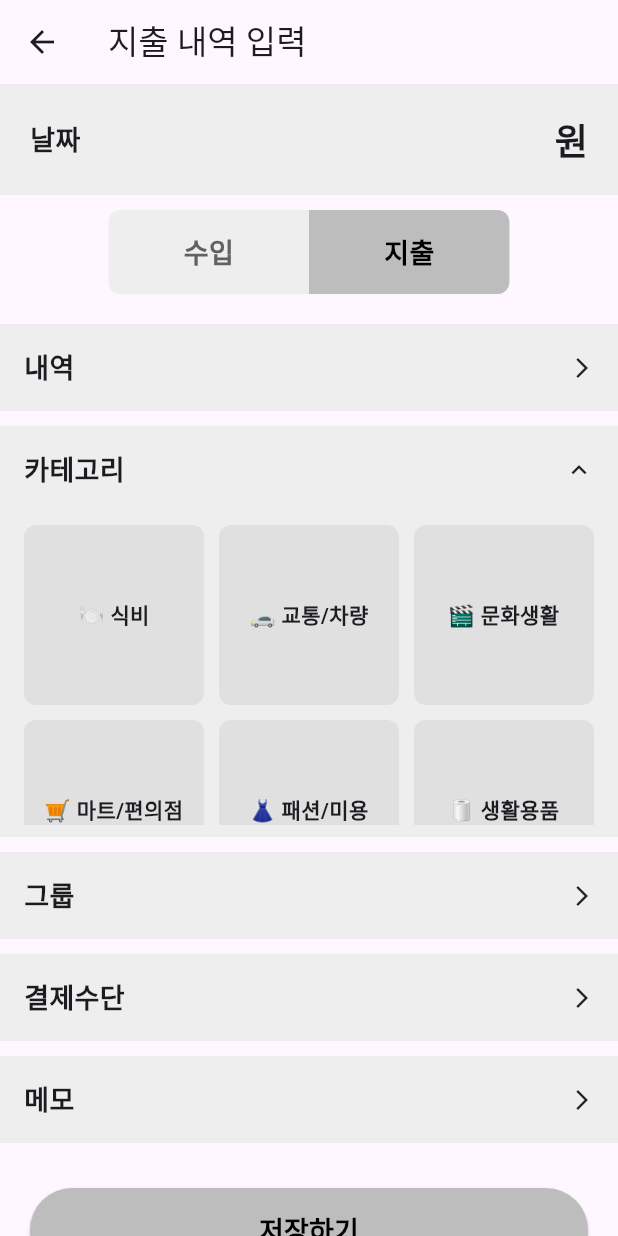
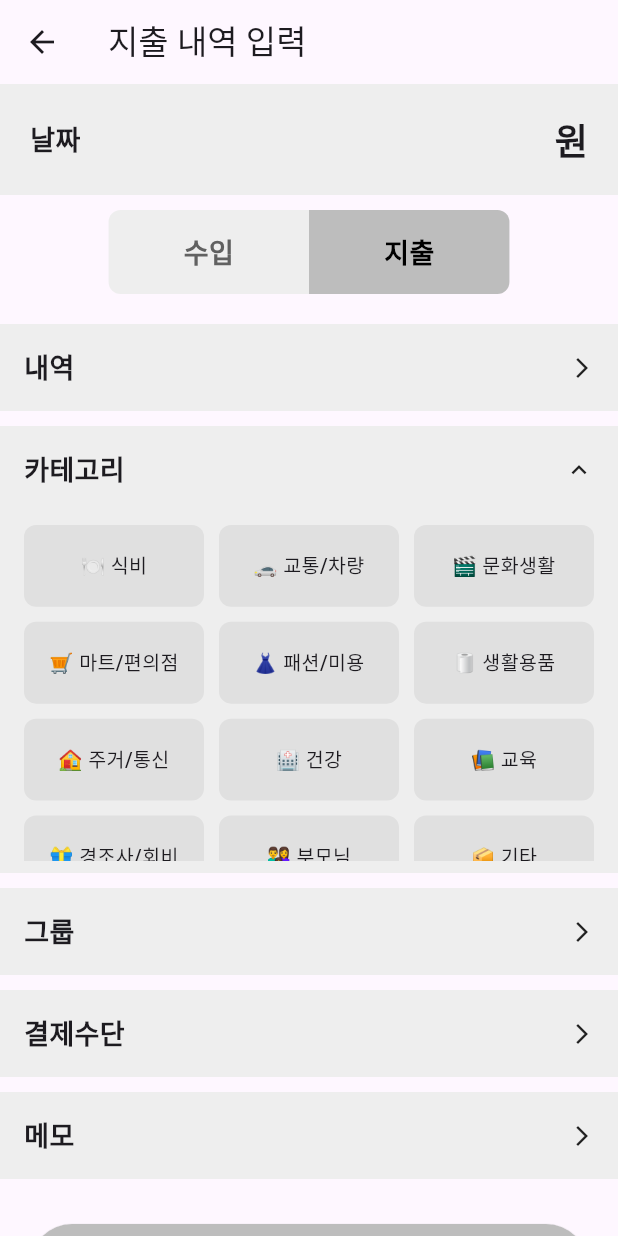
Before and after one commit to ProjectTeam100/kkugit, a Flutter app: the DetailInputScreen screen opened directly with empty values, after a tap on "카테고리", on a phone screen of 412 x 824 dp. Run offline on Flutter 3.47's test engine with Material 3 defaults, Android fonts, the phone set to English and light mode, and no system bars; our stand-ins replace hive, hive_flutter, table_calendar; accounts and stored records are empty.

Commit message:
카테고리 스크롤 추가

```diff
--- a/lib/data/service/category_service.dart
+++ b/lib/data/service/category_service.dart
@@ -28,7 +28,6 @@ class CategoryService {
   // 기본 카테고리 설정
   Future<void> setDefaultCategories() async {
     final box = await Hive.openBox<Category>('categoryBox');
-    await box.clear();
 
     if (box.isEmpty) {
       await box.addAll([
--- a/lib/screens/add_screen.dart
+++ b/lib/screens/add_screen.dart
@@ -519,16 +519,17 @@ class _DetailInputScreenState extends State<DetailInputScreen> {
                       ),
                     ),
                     if (_isCategoryExpanded)
-                      Padding(
+                      Container(
+                        constraints: const BoxConstraints(maxHeight: 240),
                         padding: const EdgeInsets.symmetric(
                             horizontal: 16, vertical: 8),
-                        child: SizedBox(
-                          height: 200,
                         child: GridView.count(
                           crossAxisCount: 3,
                           crossAxisSpacing: 10,
                           mainAxisSpacing: 10,
-                            physics: const NeverScrollableScrollPhysics(),
+                          shrinkWrap: true,
+                          childAspectRatio: 2.2,
+                          physics: const AlwaysScrollableScrollPhysics(),
                           children: _categories.map((category) {
                             return GestureDetector(
                               onTap: () {
@@ -539,6 +540,8 @@ class _DetailInputScreenState extends State<DetailInputScreen> {
                               },
                               child: Container(
                                 alignment: Alignment.center,
+                                padding: const EdgeInsets.symmetric(
+                                    vertical: 6, horizontal: 4),
                                 decoration: BoxDecoration(
                                   color: Colors.grey[300],
                                   borderRadius: BorderRadius.circular(8),
@@ -547,13 +550,12 @@ class _DetailInputScreenState extends State<DetailInputScreen> {
                                   category.name,
                                   textAlign: TextAlign.center,
                                   style: const TextStyle(
-                                        fontSize: 14,
-                                        fontWeight: FontWeight.bold),
+                                      fontSize: 13,
+                                      fontWeight: FontWeight.w500),
                                 ),
                               ),
                             );
                           }).toList(),
-                          ),
                         ),
                       ),
                   ],
```
Lines whose indentation alone changed are shown as unchanged.
